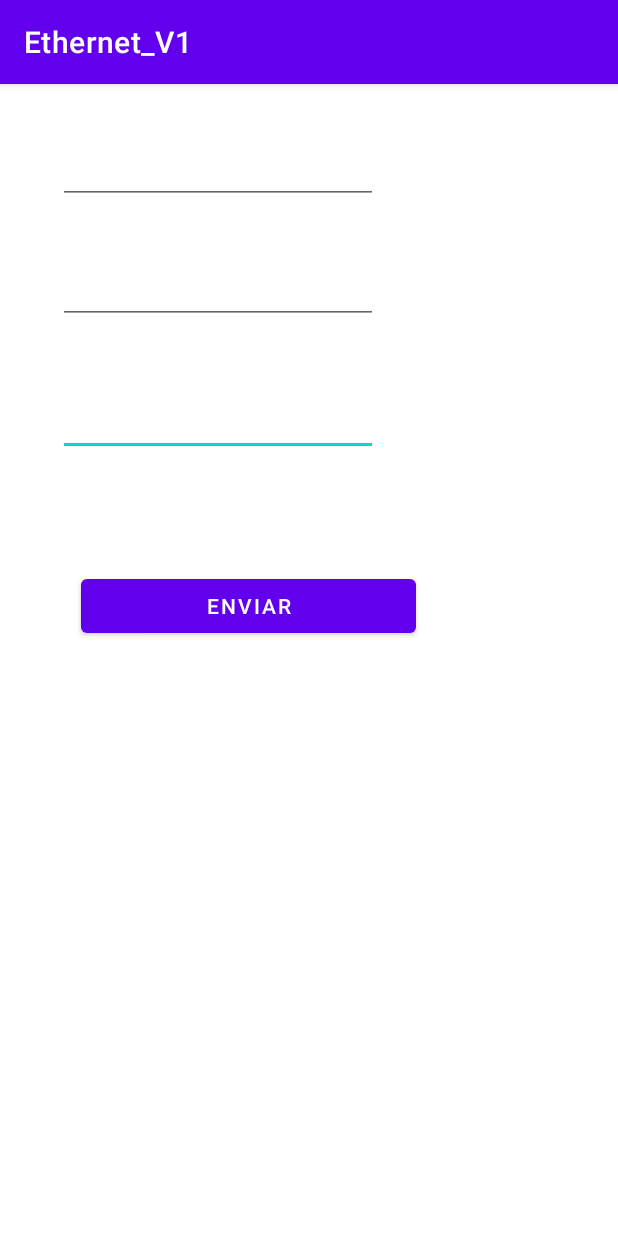
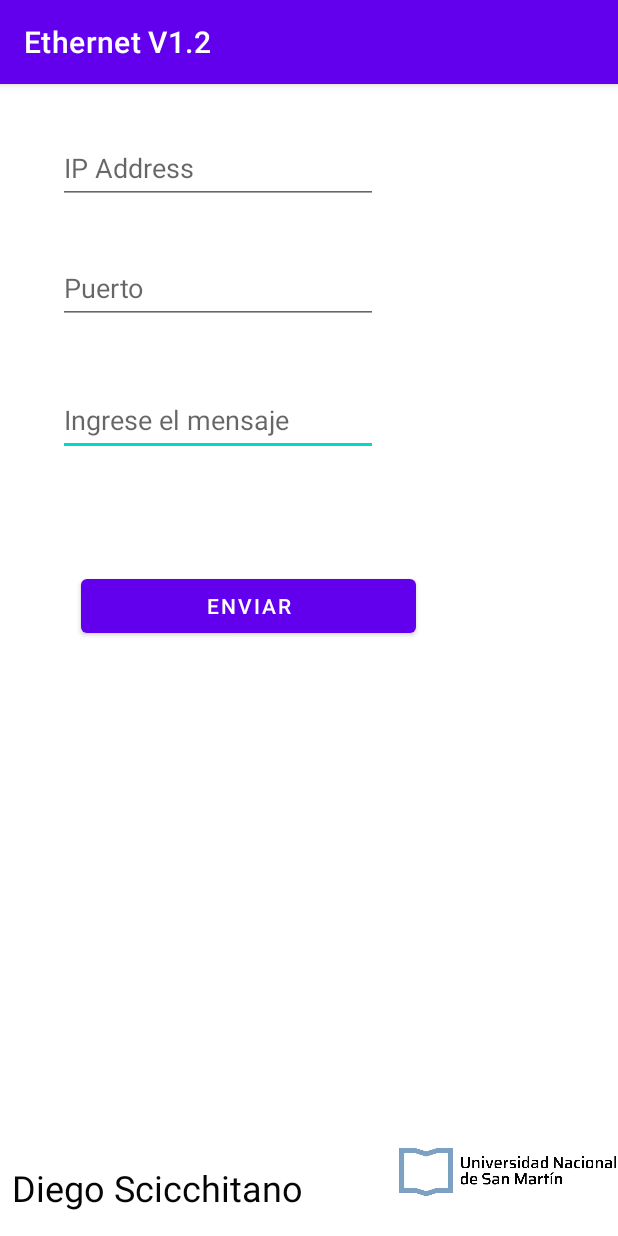
Before and after one commit to Scicchitano/Ethernet_V1, an Android app: the screen it shows after launch (MainActivity), on a phone screen of 412 x 824 dp. Run offline under Robolectric (Android 15) with nearby library versions, the phone set to English and light mode, and no system bars.

Commit message:
Agregado de logo y nombre y fondo blanco.

```diff
--- a/app/src/main/res/layout/activity_main.xml
+++ b/app/src/main/res/layout/activity_main.xml
@@ -4,6 +4,7 @@
     xmlns:tools="http://schemas.android.com/tools"
     android:layout_width="match_parent"
     android:layout_height="match_parent"
+    android:background="#FFFFFF"
     tools:context=".MainActivity">
 
     <Button
@@ -12,7 +13,7 @@
         android:layout_height="48dp"
         android:layout_marginTop="76dp"
         android:onClick="send"
-        android:text="Enviar"
+        android:text="@string/button"
         app:layout_constraintEnd_toEndOf="parent"
         app:layout_constraintHorizontal_bias="0.287"
         app:layout_constraintStart_toStartOf="parent"
@@ -24,13 +25,13 @@
         android:layout_height="wrap_content"
         android:layout_marginTop="40dp"
         android:ems="10"
+        android:hint="@string/et1"
         android:inputType="textPersonName"
         android:minHeight="48dp"
         app:layout_constraintEnd_toEndOf="parent"
         app:layout_constraintHorizontal_bias="0.194"
         app:layout_constraintStart_toStartOf="parent"
-        app:layout_constraintTop_toBottomOf="@+id/etPort"
-        tools:text="Mensaje" />
+        app:layout_constraintTop_toBottomOf="@+id/etPort" />
 
     <EditText
         android:id="@+id/etIP"
@@ -38,13 +39,13 @@
         android:layout_height="wrap_content"
         android:layout_marginTop="32dp"
         android:ems="10"
+        android:hint="@string/etIP"
         android:inputType="textPersonName"
         android:minHeight="48dp"
         app:layout_constraintEnd_toEndOf="parent"
         app:layout_constraintHorizontal_bias="0.194"
         app:layout_constraintStart_toStartOf="parent"
-        app:layout_constraintTop_toTopOf="parent"
-        tools:text="IP Address" />
+        app:layout_constraintTop_toTopOf="parent" />
 
     <EditText
         android:id="@+id/etPort"
@@ -52,11 +53,38 @@
         android:layout_height="wrap_content"
         android:layout_marginTop="32dp"
         android:ems="10"
+        android:hint="@string/etPort"
         android:inputType="textPersonName"
         android:minHeight="48dp"
         app:layout_constraintEnd_toEndOf="parent"
         app:layout_constraintHorizontal_bias="0.194"
         app:layout_constraintStart_toStartOf="parent"
-        app:layout_constraintTop_toBottomOf="@+id/etIP"
-        tools:text="Port" />
+        app:layout_constraintTop_toBottomOf="@+id/etIP" />
+
+    <ImageView
+        android:id="@+id/imageView"
+        android:layout_width="147dp"
+        android:layout_height="85dp"
+        app:layout_constraintBottom_toBottomOf="parent"
+        app:layout_constraintEnd_toEndOf="parent"
+        app:layout_constraintHorizontal_bias="1.0"
+        app:layout_constraintStart_toEndOf="@+id/textView"
+        app:layout_constraintTop_toBottomOf="@+id/button"
+        app:layout_constraintVertical_bias="1.0"
+        app:srcCompat="@drawable/logo_unsam" />
+
+    <TextView
+        android:id="@+id/textView"
+        android:layout_width="wrap_content"
+        android:layout_height="wrap_content"
+        android:layout_marginStart="8dp"
+        android:layout_marginLeft="8dp"
+        android:layout_marginBottom="16dp"
+        android:text="@string/tvName"
+        android:textColor="#050505"
+        android:textSize="24dp"
+        app:layout_constraintBottom_toBottomOf="parent"
+        app:layout_constraintStart_toStartOf="parent"
+        app:layout_constraintTop_toBottomOf="@+id/button"
+        app:layout_constraintVertical_bias="1.0" />
 </androidx.constraintlayout.widget.ConstraintLayout>
--- a/app/src/main/res/values/strings.xml
+++ b/app/src/main/res/values/strings.xml
@@ -1,3 +1,8 @@
 <resources>
-    <string name="app_name">Ethernet_V1</string>
+    <string name="app_name">Ethernet V1.2</string>
+    <string name="etIP">IP Address</string>
+    <string name="etPort">Puerto</string>
+    <string name="et1">Ingrese el mensaje</string>
+    <string name="button">Enviar</string>
+    <string name="tvName">Diego Scicchitano</string>
 </resources>
```
Also changed, not shown: app/src/main/res/drawable/logo_unsam.jpg (added), 1 other file.
